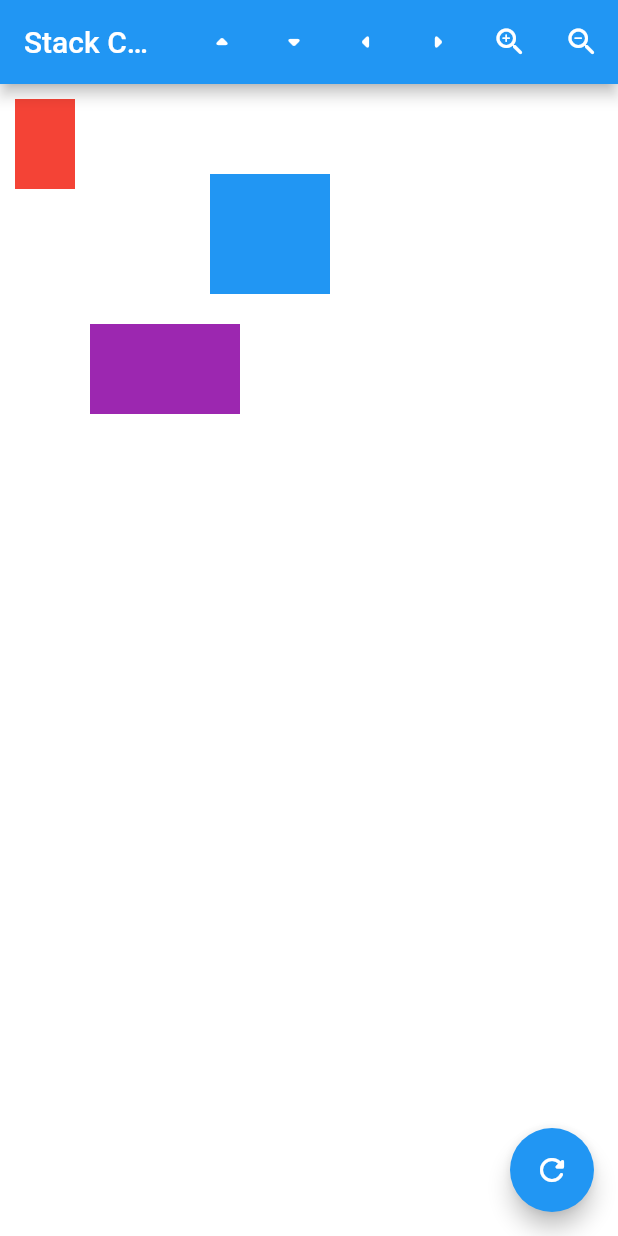
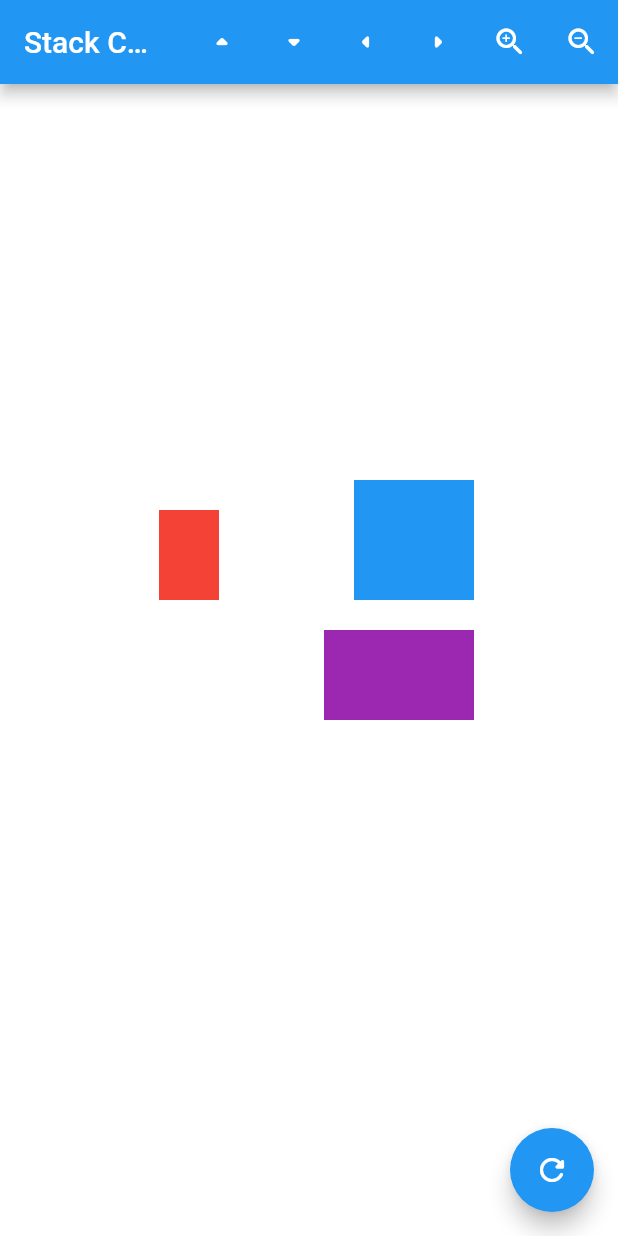
Before and after one commit to Ali-Elganzory/stack_canvas, a Flutter app: the screen it shows after launch, on a phone screen of 412 x 824 dp. Run offline on Flutter 3.47's test engine with Material 2 defaults, Android fonts, the phone set to English and light mode, and no system bars.

Commit message:
Added Reference points for offsetting and scaling, separately.

```diff
--- a/example/lib/main.dart
+++ b/example/lib/main.dart
@@ -26,7 +26,10 @@ class HomePage extends StatefulWidget {
 }
 
 class _HomePageState extends State<HomePage> {
-  final StackCanvasController controller = StackCanvasController();
+  final StackCanvasController controller = StackCanvasController(
+    offsetReference: Reference.Center,
+    zoomReference: Reference.Center,
+  );
 
   @override
   void initState() {
@@ -35,8 +38,8 @@ class _HomePageState extends State<HomePage> {
     // Add dummy objects
     controller.addCanvasObjects([
       CanvasObject<Widget>(
-        dx: 10,
-        dy: 10,
+        dx: -100,
+        dy: -100,
         width: 40,
         height: 60,
         child: Container(
@@ -44,8 +47,8 @@ class _HomePageState extends State<HomePage> {
         ),
       ),
       CanvasObject<Widget>(
-        dx: 140,
-        dy: 60,
+        dx: 30,
+        dy: -120,
         width: 80,
         height: 80,
         child: Container(
@@ -53,8 +56,8 @@ class _HomePageState extends State<HomePage> {
         ),
       ),
       CanvasObject<Widget>(
-        dx: 60,
-        dy: 160,
+        dx: 10,
+        dy: -20,
         width: 100,
         height: 60,
         child: Container(
--- a/lib/Controller/stack_canvas_controller.dart
+++ b/lib/Controller/stack_canvas_controller.dart
@@ -5,12 +5,18 @@ import 'dart:ui';
 import 'package:flutter/widgets.dart';
 import 'package:stack_canvas/Models/canvas_object.dart';
 
+enum Reference { TopLeft, Center }
+
 class StackCanvasController {
   StackCanvasController({
     double zoomChangeUnit = 0.10,
     double moveChangeUnit = 30.00,
+    Reference offsetReference = Reference.TopLeft,
+    Reference zoomReference = Reference.TopLeft,
   })  : _scaleChangeUnit = zoomChangeUnit,
-        _offsetChangeUnit = moveChangeUnit;
+        _offsetChangeUnit = moveChangeUnit,
+        offsetReference = offsetReference,
+        zoomReference = zoomReference;
 
   // For updating the ui with widgets
   final StreamController<List<CanvasObject<Widget>>>
@@ -19,8 +25,18 @@ class StackCanvasController {
   Stream<List<CanvasObject<Widget>>> get canvasObjectsStream =>
       _canvasObjectsStreamController.stream;
 
-  // Default canvas transformation
-  static const Offset _defaultOffset = Offset(0, 0);
+  // Canvas size -- set by view
+  Size _canvasSize = Size.zero;
+  Size get canvasSize => _canvasSize;
+  set canvasSize(Size size) {
+    _canvasSize = size;
+    _updateCanvas();
+  }
+
+  // Canvas transformation parameters
+  Reference offsetReference;
+  Reference zoomReference;
+  static const Offset _defaultOffset = Offset.zero;
   static const double _defaultScale = 1;
   static const double _maxScaleMargin = 3;
   final double _scaleChangeUnit;
@@ -66,11 +82,23 @@ class StackCanvasController {
     offset = offset.translate(0, -_offsetChangeUnit);
   }
 
+  Offset get originPoint => offsetReference == Reference.TopLeft
+      ? Offset.zero
+      : canvasSize.center(Offset.zero);
+
+  Offset get zoomPoint => zoomReference == Reference.TopLeft
+      ? Offset.zero
+      : canvasSize.center(Offset.zero);
+
   // Canvas objects to be rendered
   final List<CanvasObject<Widget>> _canvasObjects = [];
-  List<CanvasObject<Widget>> get canvasObjects =>
-      // Apply canvas transformations to the list
-      _canvasObjects.map((obj) => obj.transform(offset, scale)).toList();
+  List<CanvasObject<Widget>> get canvasObjects {
+    // Apply canvas transformations to the list
+    return _canvasObjects
+        .map((obj) =>
+            obj.transformFromOrigin(originPoint + offset, scale, zoomPoint))
+        .toList();
+  }
 
   // Add canvas to be rendered
   void addCanvasObjects(List<CanvasObject<Widget>> objects) {
@@ -89,12 +117,6 @@ class StackCanvasController {
     _canvasObjectsStreamController.add(canvasObjects);
   }
 
-  // Publish the updated list of canvas objects after a callback
-  void _updateCanvasAfterCallback(Function callback) {
-    callback();
-    _canvasObjectsStreamController.add(canvasObjects);
-  }
-
   // Restore the canvas to its default transformation
   void resetCanvasTransformation() {
     _offset = _defaultOffset;
--- a/lib/Models/canvas_object.dart
+++ b/lib/Models/canvas_object.dart
@@ -52,4 +52,15 @@ class CanvasObject<T> {
       height: transformedRect.height,
     );
   }
+
+  CanvasObject<T> transformFromOrigin(Offset offset, double scale, Offset origin) {
+    final Rect transformedRect = this.rect.transformFromOrigin(offset, scale, origin);
+
+    return this.copyWith(
+      dx: transformedRect.left,
+      dy: transformedRect.top,
+      width: transformedRect.width,
+      height: transformedRect.height,
+    );
+  }
 }
--- a/lib/Utils/rect_transform_ext.dart
+++ b/lib/Utils/rect_transform_ext.dart
@@ -1,14 +1,25 @@
 import 'dart:ui';
 
 extension tranformations on Rect {
-  Rect scale(double scale) {
+  Rect scaleInPlace(double scale) {
     final double width = this.width * scale;
     final double height = this.height * scale;
     return Rect.fromLTWH(this.left - (width - this.width) / 2,
         this.top - (height - this.height) / 2, width, height);
   }
 
+  Rect scaleFromOrigin(double scale, Offset origin) {
+    final double width = this.width * scale;
+    final double height = this.height * scale;
+    final Offset offset = origin - (origin - this.topLeft) * scale;
+    return offset & Size(width, height);
+  }
+
   Rect transform(Offset offset, double scale) {
-    return this.shift(offset).scale(scale);
+    return this.shift(offset).scaleInPlace(scale);
+  }
+
+  Rect transformFromOrigin(Offset offset, double scale, Offset origin) {
+    return this.shift(offset).scaleFromOrigin(scale, origin);
   }
 }
--- a/lib/View/stack_canvas.dart
+++ b/lib/View/stack_canvas.dart
@@ -25,6 +25,16 @@ class StackCanvas extends StatefulWidget {
 }
 
 class _StackCanvasState extends State<StackCanvas> {
+  final GlobalKey<State> containerKey = GlobalKey<State>();
+
+  @override
+  void didChangeDependencies() {
+    super.didChangeDependencies();
+    widget.canvasController.canvasSize =
+        containerKey.currentContext?.size ?? Size.zero;
+    print(widget.canvasController.canvasSize);
+  }
+
   @override
   void dispose() {
     super.dispose();
@@ -36,10 +46,14 @@ class _StackCanvasState extends State<StackCanvas> {
   @override
   Widget build(BuildContext context) {
     return Container(
+      key: containerKey,
       width: this.widget.width,
       height: this.widget.height,
       color: widget.backgroundColor,
-      child: StreamBuilder<List<CanvasObject<Widget>>>(
+      child: LayoutBuilder(
+        builder: (_, constraints) {
+          widget.canvasController.canvasSize = constraints.smallest;
+          return StreamBuilder<List<CanvasObject<Widget>>>(
             stream: widget.canvasController.canvasObjectsStream,
             builder: (_, snapshot) {
               if (snapshot.hasData) canvasObjects = snapshot.data!;
@@ -54,7 +68,10 @@ class _StackCanvasState extends State<StackCanvas> {
                     ),
                 ],
               );
-          }),
+            },
+          );
+        },
+      ),
     );
   }
 }
```
Lines whose indentation alone changed are shown as unchanged.
